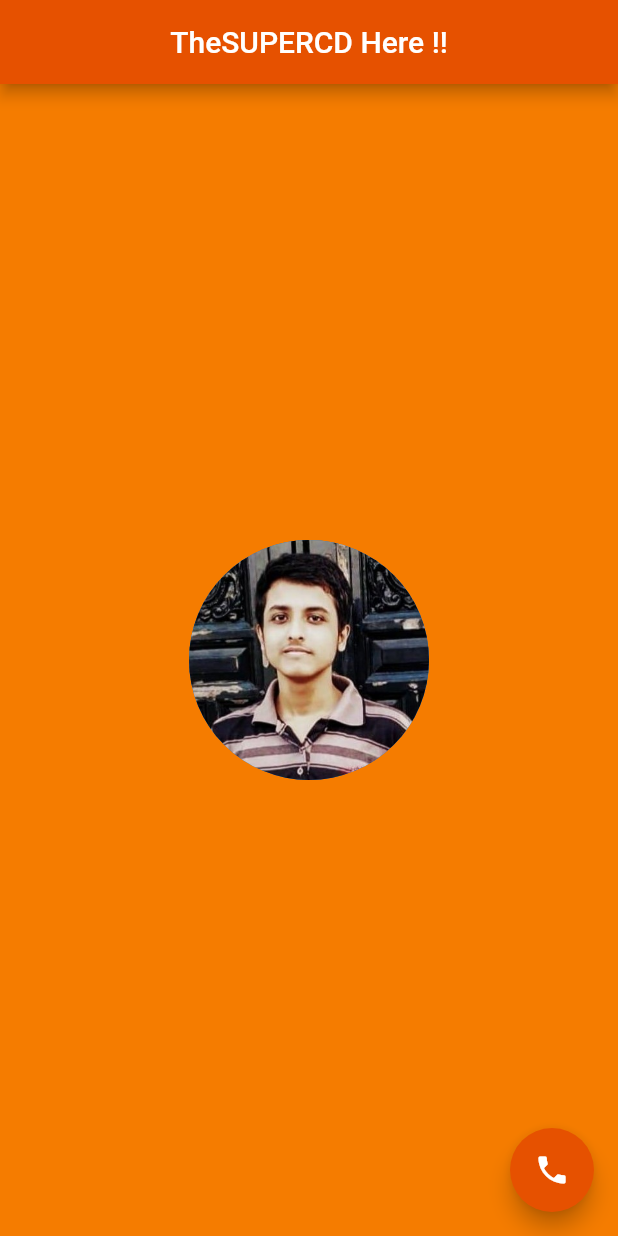
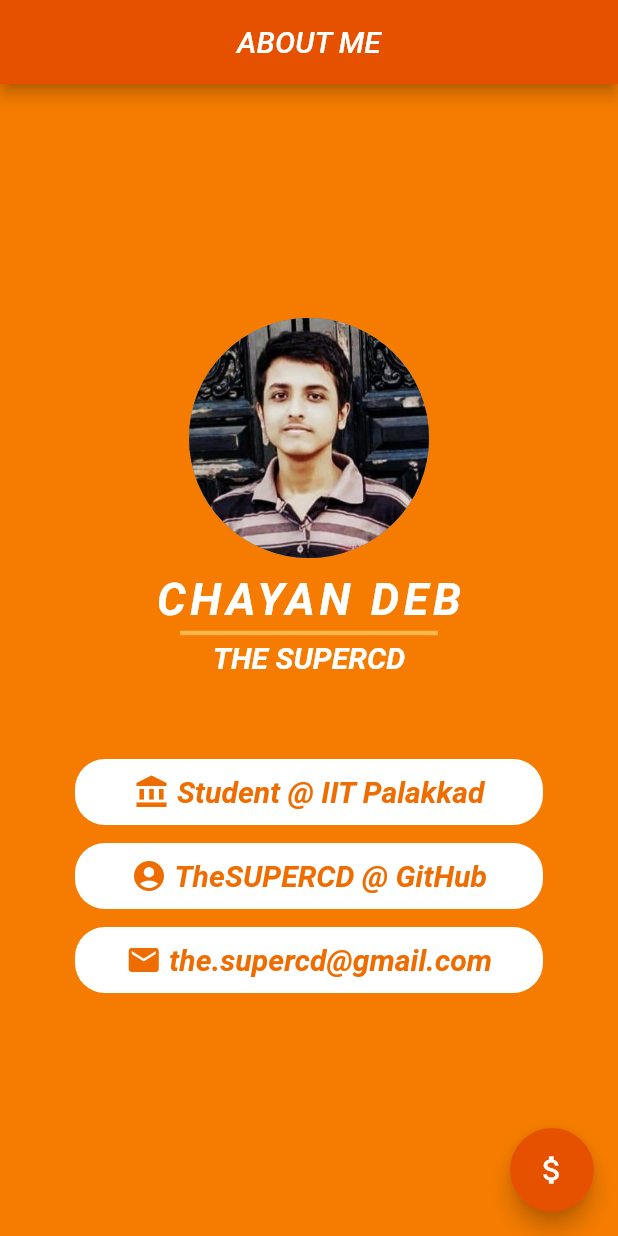
Before and after one commit to TheSUPERCD/the_supercd_app, a Flutter app: the screen it shows after launch, on a phone screen of 412 x 824 dp. Run offline on Flutter 3.47's test engine with Material 2 defaults, Android fonts, the phone set to English and light mode, and no system bars.

Commit message:
Added somewhat okay looking About-Section

```diff
--- a/lib/main.dart
+++ b/lib/main.dart
@@ -3,32 +3,150 @@ import 'package:flutter/material.dart';
 
 void main() {
   runApp(MaterialApp(
-    home: Home(),
+    debugShowCheckedModeBanner: false,
+    home: About(),
   ));
 }
 
-class Home extends StatelessWidget {
+class About extends StatelessWidget {
   @override
   Widget build(BuildContext context) {
     return Scaffold(
       appBar: AppBar(
-        title: Text('TheSUPERCD Here !!'),
+        title: Text(
+          'ABOUT ME',
+          style: TextStyle(
+            fontStyle: FontStyle.italic,
+          ),
+        ),
         centerTitle: true,
         backgroundColor: Colors.orange[900],
       ),
       body: Container(
         color: Colors.orange[700],
         child: Center(
-          child: CircleAvatar(
-            backgroundImage: AssetImage('assets/Chayan.jpg'),
-            radius: 80.0,
+          child: Column(
+            mainAxisAlignment: MainAxisAlignment.center,
+            children: <Widget>[
+              CircleAvatar(
+                backgroundImage: AssetImage('assets/Chayan.jpg'),
+                radius: 80.0,
+              ),
+              SizedBox(height: 10.0),
+              Text(
+                'CHAYAN DEB',
+                style: TextStyle(
+                  color: Colors.white,
+                  fontSize: 30.0,
+                  fontWeight: FontWeight.bold,
+                  fontStyle: FontStyle.italic,
+                  letterSpacing: 3.0,
+                ),
+              ),
+              Divider(
+                height: 10.0,
+                thickness: 3.0,
+                indent: 120.0,
+                endIndent: 120.0,
+                color: Colors.orange[300],
+              ),
+              Text(
+                'THE SUPERCD',
+                style: TextStyle(
+                  color: Colors.white,
+                  fontSize: 20.0,
+                  fontWeight: FontWeight.bold,
+                  fontStyle: FontStyle.italic,
+                ),
+              ),
+              SizedBox(height: 50.0),
+              Container(
+                decoration: BoxDecoration(
+                  color: Colors.white,
+                  borderRadius: BorderRadius.all(Radius.circular(20.0)),
+                ),
+                padding: EdgeInsets.symmetric(horizontal: 20.0, vertical: 10.0),
+                margin: EdgeInsets.symmetric(horizontal: 50.0, vertical: 6.0),
+                child: Row(
+                    mainAxisAlignment: MainAxisAlignment.center,
+                    children: <Widget>[
+                      Icon(
+                        Icons.account_balance,
+                        color: Colors.orange[800],
+                      ),
+                      SizedBox(width: 5.0),
+                      Text(
+                        'Student @ IIT Palakkad',
+                        style: TextStyle(
+                          color: Colors.orange[800],
+                          fontSize: 20.0,
+                          fontWeight: FontWeight.bold,
+                          fontStyle: FontStyle.italic,
+                        ),
+                      ),
+                    ]),
+              ),
+              Container(
+                decoration: BoxDecoration(
+                  color: Colors.white,
+                  borderRadius: BorderRadius.all(Radius.circular(20.0)),
+                ),
+                padding: EdgeInsets.symmetric(horizontal: 20.0, vertical: 10.0),
+                margin: EdgeInsets.symmetric(horizontal: 50.0, vertical: 6.0),
+                child: Row(
+                    mainAxisAlignment: MainAxisAlignment.center,
+                    children: <Widget>[
+                      Icon(
+                        Icons.account_circle,
+                        color: Colors.orange[800],
+                      ),
+                      SizedBox(width: 5.0),
+                      Text(
+                        'TheSUPERCD @ GitHub',
+                        style: TextStyle(
+                          color: Colors.orange[800],
+                          fontSize: 20.0,
+                          fontWeight: FontWeight.bold,
+                          fontStyle: FontStyle.italic,
+                        ),
+                      ),
+                    ]),
+              ),
+              Container(
+                decoration: BoxDecoration(
+                  color: Colors.white,
+                  borderRadius: BorderRadius.all(Radius.circular(20.0)),
+                ),
+                padding: EdgeInsets.symmetric(horizontal: 20.0, vertical: 10.0),
+                margin: EdgeInsets.symmetric(horizontal: 50.0, vertical: 6.0),
+                child: Row(
+                  mainAxisAlignment: MainAxisAlignment.center,
+                  children: <Widget>[
+                    Icon(
+                      Icons.email,
+                      color: Colors.orange[800],
+                    ),
+                    SizedBox(width: 5.0),
+                    Text(
+                      'the.supercd@gmail.com',
+                      style: TextStyle(
+                        color: Colors.orange[800],
+                        fontSize: 20.0,
+                        fontWeight: FontWeight.bold,
+                        fontStyle: FontStyle.italic,
+                      ),
+                    ),
+                  ],
+                ),
+              ),
+            ],
           ),
         ),
       ),
       floatingActionButton: FloatingActionButton(
         onPressed: () {},
         backgroundColor: Colors.orange[900],
-        child: Icon(Icons.phone),
+        child: Icon(Icons.attach_money),
       ),
     );
   }
```
Also changed, not shown: 1 other file.
